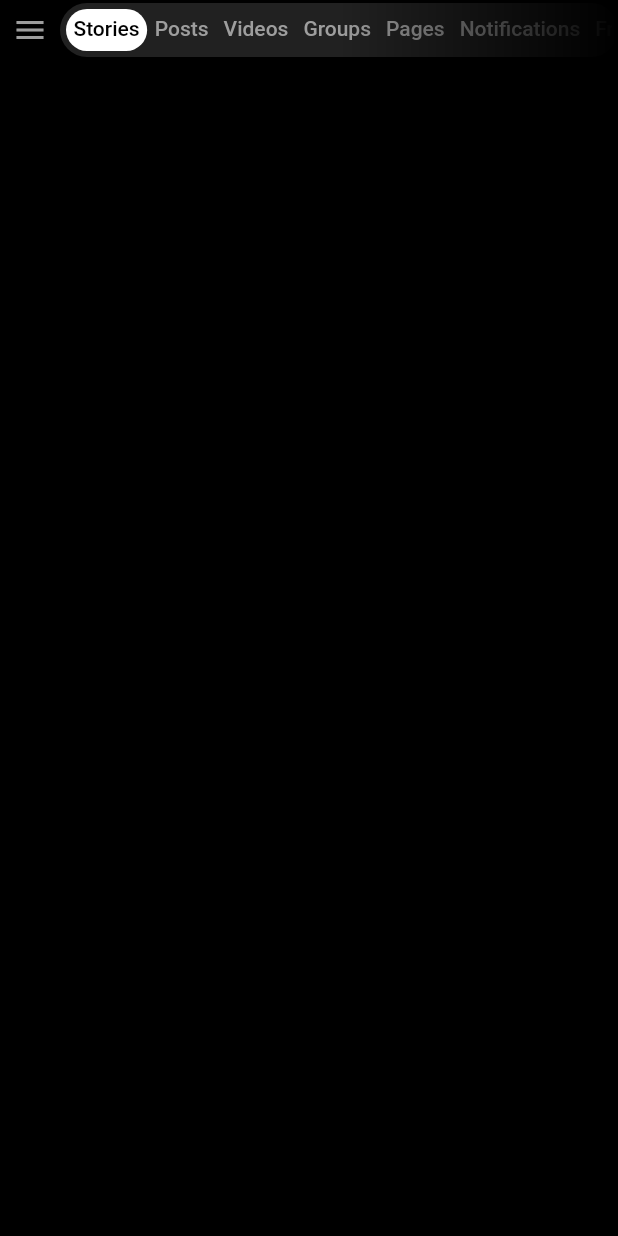
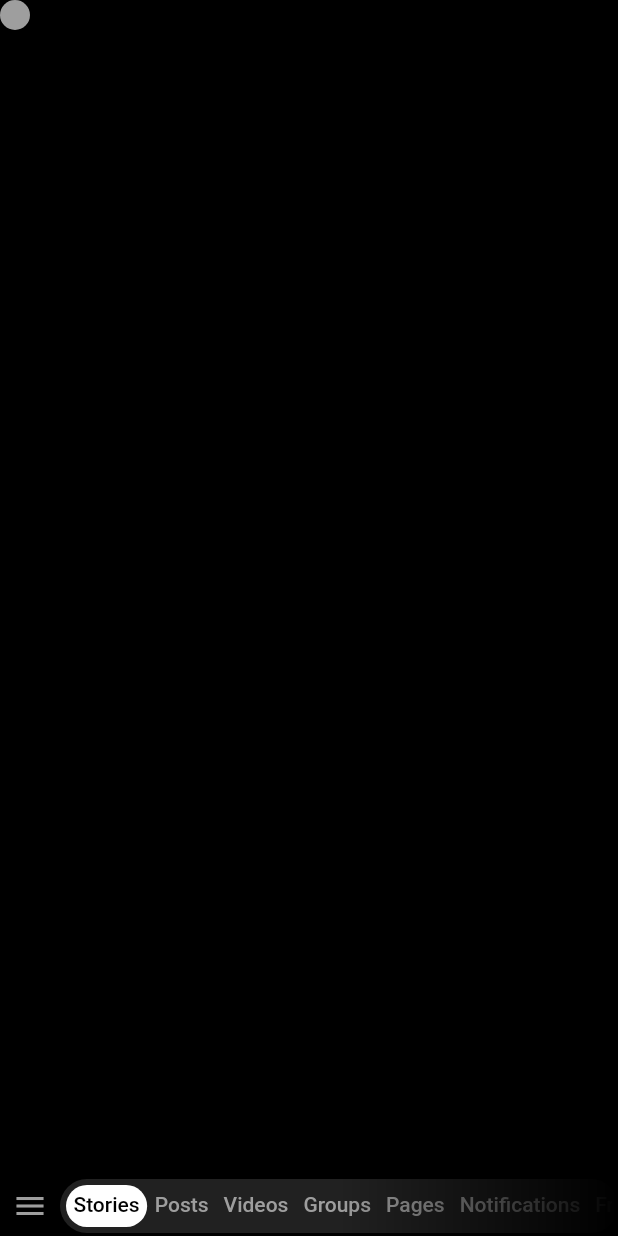
Before and after one commit to hassan-2040/social_network_demo, a Flutter app: the screen it shows after launch, after a tap on the "menu" icon, on a phone screen of 412 x 824 dp. Run offline on Flutter 3.47's test engine with Material 2 defaults, Android fonts, the phone set to English and light mode, and no system bars.

Commit message:
set a stack on home page

```diff
--- a/lib/main.dart
+++ b/lib/main.dart
@@ -1,5 +1,5 @@
 import 'package:flutter/material.dart';
-import 'package:social_network/views/home_page.dart';
+import 'package:social_network/views/home/home_page.dart';
 
 void main() {
   runApp(const MyApp());
--- /dev/null
+++ b/lib/utilities/size_config.dart
@@ -0,0 +1,66 @@
+import 'package:flutter/material.dart';
+import 'package:flutter/widgets.dart';
+
+class SizeConfig {
+  static late MediaQueryData _mediaQueryData;
+
+  //screen info/config
+  static late double screenWidth;
+  static late double screenHeight;
+  static late double blockSizeHorizontal;
+  static late double blockSizeVertical;
+  static late double _safeAreaHorizontal;
+  static late double _safeAreaVertical;
+  static late double safeBlockHorizontal;
+  static late double safeBlockVertical;
+  static late bool smallDevice;
+
+  static late double userScreensAppBarHeight;
+
+  //text size config
+  static late double textSizeMainHeading;
+  static late double textSizeSubHeading;
+  static late double textSizeLarge;
+  static late double textSizeNormal;
+  static late double textSizeSmall;
+
+  void init(BuildContext context) {
+    _mediaQueryData = MediaQuery.of(context);
+    screenWidth = _mediaQueryData.size.width;
+    screenHeight = _mediaQueryData.size.height;
+    blockSizeHorizontal = screenWidth / 100;
+    blockSizeVertical = screenHeight / 100;
+
+    if (screenWidth > 500 && screenHeight > 600) {
+      smallDevice = false;
+    } else {
+      smallDevice = true;
+    }
+
+    //setting text size based on screen size
+    if (smallDevice) {
+      textSizeMainHeading = 23;
+      textSizeSubHeading = 18;
+      textSizeLarge = 15;
+      textSizeNormal = 12;
+      textSizeSmall = 10;
+
+      userScreensAppBarHeight = 80;
+    } else {
+      textSizeMainHeading = 30;
+      textSizeSubHeading = 21;
+      textSizeLarge = 18;
+      textSizeNormal = 16;
+      textSizeSmall = 12;
+
+      userScreensAppBarHeight = 100;
+    }
+
+    _safeAreaHorizontal =
+        _mediaQueryData.padding.left + _mediaQueryData.padding.right;
+    _safeAreaVertical =
+        _mediaQueryData.padding.top + _mediaQueryData.padding.bottom;
+    safeBlockHorizontal = (screenWidth - _safeAreaHorizontal) / 100;
+    safeBlockVertical = (screenHeight - _safeAreaVertical) / 100;
+  }
+}
--- /dev/null
+++ b/lib/views/home/components/home_background.dart
@@ -0,0 +1,35 @@
+import 'package:flutter/material.dart';
+import 'package:social_network/utilities/size_config.dart';
+
+class HomeBackground extends StatelessWidget {
+  final Widget mainBody;
+  const HomeBackground({
+    required this.mainBody,
+    Key? key,
+  }) : super(key: key);
+
+  @override
+  Widget build(BuildContext context) {
+    return SizedBox(
+      height: SizeConfig.screenHeight,
+      width: double.infinity,
+      child: Stack(
+        children: [
+          Positioned(
+            top: 0,
+            left: 0,
+            child: Container(
+              height: 20,
+              width: 20,
+              decoration: BoxDecoration(
+                shape: BoxShape.circle,
+                color: Colors.grey,
+              ),
+            ),
+          ),
+          mainBody,
+        ],
+      ),
+    );
+  }
+}
--- /dev/null
+++ b/lib/views/home/components/home_body.dart
@@ -0,0 +1,108 @@
+import 'package:flutter/material.dart';
+import 'package:social_network/utilities/size_config.dart';
+import 'package:social_network/views/home/components/home_background.dart';
+
+class HomeBody extends StatefulWidget {
+  const HomeBody({Key? key}) : super(key: key);
+
+  @override
+  _HomeBodyState createState() => _HomeBodyState();
+}
+
+class _HomeBodyState extends State<HomeBody>
+    with SingleTickerProviderStateMixin {
+  late TabController _tabController;
+
+  @override
+  void initState() {
+    _tabController = TabController(
+      length: 7,
+      vsync: this,
+      initialIndex: 0,
+    );
+    super.initState();
+  }
+
+  @override
+  void dispose() {
+    _tabController.dispose();
+    super.dispose();
+  }
+
+  @override
+  Widget build(BuildContext context) {
+    return HomeBackground(
+      mainBody: Column(
+        children: [
+          const Expanded(child: SizedBox()),
+          Row(
+            children: [
+              InkWell(
+                onTap: () {},
+                borderRadius: BorderRadius.circular(8),
+                child: Container(
+                  padding: const EdgeInsets.all(8),
+                  child: const Icon(
+                    Icons.menu,
+                    color: Colors.grey,
+                  ),
+                ),
+              ),
+              Expanded(
+                child: ShaderMask(
+                  shaderCallback: (rect) {
+                    return const LinearGradient(
+                      begin: Alignment.center,
+                      end: Alignment.centerRight,
+                      colors: [Colors.black, Colors.transparent],
+                    ).createShader(
+                        Rect.fromLTRB(0, 0, rect.width, rect.height));
+                  },
+                  blendMode: BlendMode.dstIn,
+                  child: Container(
+                    decoration: BoxDecoration(
+                      color: Colors.grey.shade900,
+                      borderRadius: BorderRadius.circular(30),
+                    ),
+                    child: Padding(
+                      padding: const EdgeInsets.all(4.0),
+                      child: Theme(
+                        data: ThemeData(
+                          highlightColor: Colors.transparent,
+                          splashColor: Colors.transparent,
+                        ),
+                        child: TabBar(
+                          controller: _tabController,
+                          isScrollable: true,
+                          physics: const ClampingScrollPhysics(),
+                          padding: EdgeInsets.only(
+                              right: SizeConfig.screenWidth / 3),
+                          indicator: BoxDecoration(
+                            color: Colors.white,
+                            borderRadius: BorderRadius.circular(30),
+                          ),
+                          labelColor: Colors.black,
+                          labelPadding: const EdgeInsets.all(5),
+                          unselectedLabelColor: Colors.grey,
+                          tabs: const [
+                            Text('Stories'),
+                            Text('Posts'),
+                            Text('Videos'),
+                            Text('Groups'),
+                            Text('Pages'),
+                            Text('Notifications'),
+                            Text('Friends'),
+                          ],
+                        ),
+                      ),
+                    ),
+                  ),
+                ),
+              ),
+            ],
+          ),
+        ],
+      ),
+    );
+  }
+}
--- /dev/null
+++ b/lib/views/home/home_page.dart
@@ -0,0 +1,18 @@
+import 'package:flutter/material.dart';
+import 'package:social_network/utilities/size_config.dart';
+import 'package:social_network/views/home/components/home_body.dart';
+
+class HomePage extends StatelessWidget {
+  const HomePage({Key? key}) : super(key: key);
+
+  @override
+  Widget build(BuildContext context) {
+    SizeConfig().init(context);
+    return const Scaffold(
+      backgroundColor: Colors.black,
+      body: SafeArea(
+        child: HomeBody(),
+      ),
+    );
+  }
+}
--- a/lib/views/home_page.dart
+++ /dev/null
@@ -1,103 +0,0 @@
-import 'package:flutter/material.dart';
-
-class HomePage extends StatefulWidget {
-  const HomePage({Key? key}) : super(key: key);
-
-  @override
-  _HomePageState createState() => _HomePageState();
-}
-
-class _HomePageState extends State<HomePage>
-    with SingleTickerProviderStateMixin {
-  late TabController _tabController;
-
-  @override
-  void initState() {
-    _tabController = TabController(
-      length: 7,
-      vsync: this,
-      initialIndex: 0,
-    );
-    super.initState();
-  }
-
-  @override
-  void dispose() {
-    _tabController.dispose();
-    super.dispose();
-  }
-
-  @override
-  Widget build(BuildContext context) {
-    final _width = MediaQuery.of(context).size.width;
-    return Scaffold(
-      backgroundColor: Colors.black,
-      body: SafeArea(
-        child: Row(
-          children: [
-            InkWell(
-              onTap: () {},
-              borderRadius: BorderRadius.circular(8),
-              child: Container(
-                padding: const EdgeInsets.all(8),
-                child: const Icon(
-                  Icons.menu,
-                  color: Colors.grey,
-                ),
-              ),
-            ),
-            Expanded(
-              child: ShaderMask(
-                shaderCallback: (rect) {
-                  return const LinearGradient(
-                    begin: Alignment.center,
-                    end: Alignment.centerRight,
-                    colors: [Colors.black, Colors.transparent],
-                  ).createShader(Rect.fromLTRB(0, 0, rect.width, rect.height));
-                },
-                blendMode: BlendMode.dstIn,
-                child: Container(
-                  decoration: BoxDecoration(
-                    color: Colors.grey.shade900,
-                    borderRadius: BorderRadius.circular(30),
-                  ),
-                  child: Padding(
-                    padding: const EdgeInsets.all(4.0),
-                    child: Theme(
-                      data: ThemeData(
-                        highlightColor: Colors.transparent,
-                        splashColor: Colors.transparent,
-                      ),
-                      child: TabBar(
-                        controller: _tabController,
-                        isScrollable: true,
-                        physics: const ClampingScrollPhysics(),
-                        padding: EdgeInsets.only(right: _width/3),
-                        indicator: BoxDecoration(
-                          color: Colors.white,
-                          borderRadius: BorderRadius.circular(30),
-                        ),
-                        labelColor: Colors.black,
-                        labelPadding: const EdgeInsets.all(5),
-                        unselectedLabelColor: Colors.grey,
-                        tabs: const [
-                          Text('Stories'),
-                          Text('Posts'),
-                          Text('Videos'),
-                          Text('Groups'),
-                          Text('Pages'),
-                          Text('Notifications'),
-                          Text('Friends'),
-                        ],
-                      ),
-                    ),
-                  ),
-                ),
-              ),
-            ),
-          ],
-        ),
-      ),
-    );
-  }
-}
```
